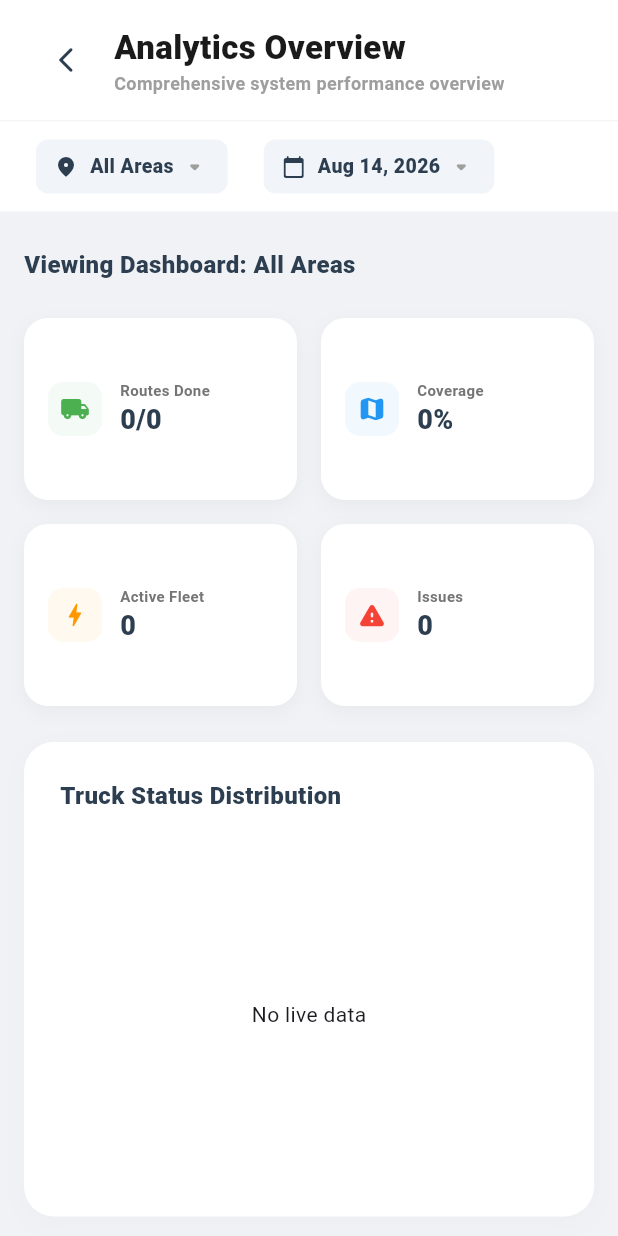
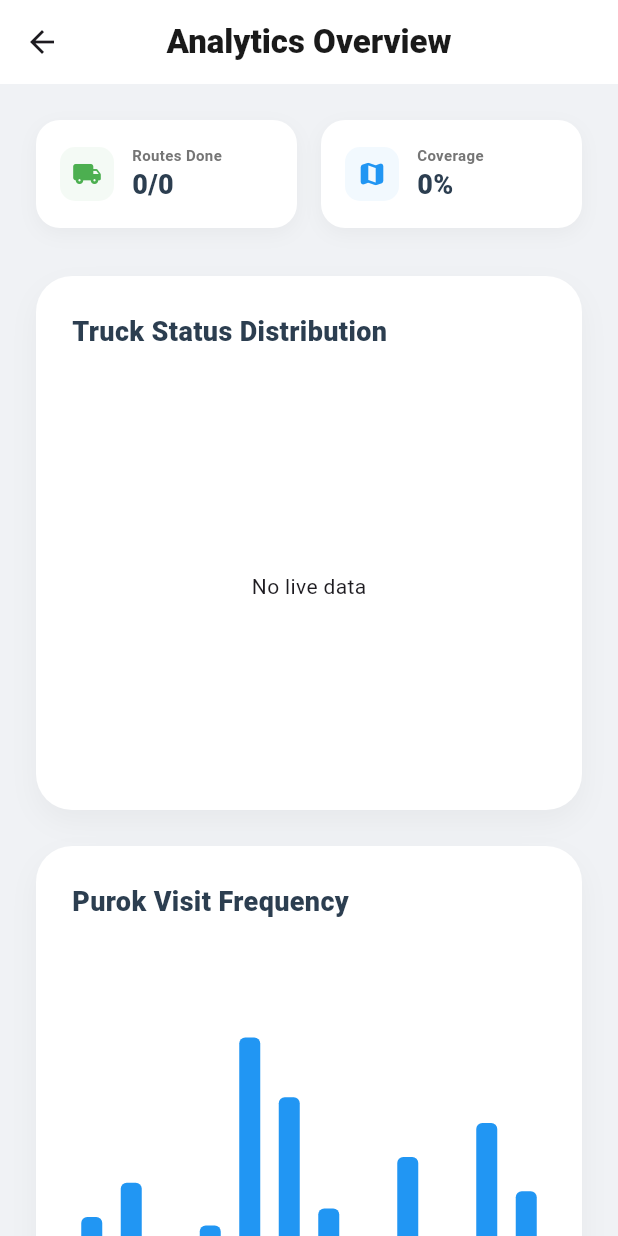
Before and after one commit to Stevenlenard/flutter-app, a Flutter app: the AnalyticsScreen screen opened by its route, on a phone screen of 412 x 824 dp. Run offline on Flutter 3.47's test engine with Material 3 defaults, Android fonts, the phone set to English and light mode, and no system bars; drawn by our look-alikes of fl_chart; our stand-ins replace dio, firebase_core, firebase_database, geolocator, permission_handler, shared_preferences; missing offline and left inert: mapbox_maps_flutter, pointer_interceptor; accounts and stored records are empty; network calls fail.

```diff
--- a/lib/screens/analytics_screen.dart
+++ b/lib/screens/analytics_screen.dart
@@ -86,83 +86,58 @@ class _AnalyticsScreenState extends State<AnalyticsScreen> {
 
   @override
   Widget build(BuildContext context) {
-    return LayoutBuilder(
-      builder: (context, constraints) {
-        bool isMobile = constraints.maxWidth < 900;
+    return LayoutBuilder(builder: (context, constraints) {
+      bool isDesktop = constraints.maxWidth >= 1024;
+      bool isMobile = constraints.maxWidth < 600;
 
       return Scaffold(
         backgroundColor: const Color(0xFFF0F2F5),
-          body: SafeArea(
-            child: Column(
-              children: [
-                _buildHeader(isMobile),
-                _buildFilterBar(),
-                Expanded(
-                  child: SingleChildScrollView(
+        appBar: widget.isEmbedded ? null : AppBar(
+          backgroundColor: Colors.white,
+          elevation: 0,
+          title: const Text("Analytics Overview", style: TextStyle(color: Color(0xFF1A1A1A), fontWeight: FontWeight.w900)),
+          leading: widget.onBack != null ? IconButton(icon: const Icon(Icons.arrow_back_ios_new_rounded, color: Colors.black, size: 20), onPressed: widget.onBack) : null,
+          centerTitle: true,
+        ),
+        body: SingleChildScrollView(
           physics: const BouncingScrollPhysics(),
-                    padding: EdgeInsets.symmetric(horizontal: isMobile ? 16 : 24, vertical: 24),
-                    child: Center(
-                      child: Container(
-                        constraints: const BoxConstraints(maxWidth: 1200),
+          padding: const EdgeInsets.all(24),
           child: Column(
             crossAxisAlignment: CrossAxisAlignment.start,
             children: [
-                            Text("Viewing Dashboard: $_selectedArea", style: const TextStyle(fontWeight: FontWeight.w800, fontSize: 16, color: Color(0xFF2C3E50))),
-                            const SizedBox(height: 24),
+              // Summary Metrics Row
+              Row(
+                children: [
+                  Expanded(child: _buildMetricCard("Routes Done", "$_completedRoutes/$_totalRoutes", Icons.local_shipping_rounded, const Color(0xFF4CAF50))),
+                  const SizedBox(width: 16),
+                  Expanded(child: _buildMetricCard("Coverage", "${_coveragePercent.toInt()}%", Icons.map_rounded, const Color(0xFF2196F3))),
+                ],
+              ),
+              const SizedBox(height: 32),
 
-                            // Summary Metric Cards
-                            _buildMetricGrid(isMobile),
-                            const SizedBox(height: 24),
-
-                            if (isMobile) ...[
-                              _buildChartSection("Truck Status Distribution", _buildTruckDonutChart()),
-                              const SizedBox(height: 24),
-                              _buildChartSection("Complaints Overview", _buildComplaintsDonutChart()),
-                              const SizedBox(height: 24),
-                              _buildPurokChartSection(),
-                              const SizedBox(height: 24),
-                              _buildInsightsSection(isMobile),
-                            ] else ...[
+              // Charts Layout
+              if (isDesktop)
                 Row(
                   crossAxisAlignment: CrossAxisAlignment.start,
                   children: [
-                                  Expanded(
-                                    flex: 3,
-                                    child: Column(
+                    Expanded(flex: 1, child: _buildChartSection("Truck Status Distribution", _buildTruckDonutChart())),
+                    const SizedBox(width: 24),
+                    Expanded(flex: 1, child: _buildChartSection("Purok Visit Frequency", _buildPurokBarChart())),
+                  ],
+                )
+              else
+                Column(
                   children: [
-                                        Row(
-                                          children: [
-                                            Expanded(child: _buildChartSection("Fleet Status", _buildTruckDonutChart())),
-                                            const SizedBox(width: 24),
-                                            Expanded(child: _buildChartSection("Complaints Ratio", _buildComplaintsDonutChart())),
+                    _buildChartSection("Truck Status Distribution", _buildTruckDonutChart()),
+                    _buildChartSection("Purok Visit Frequency", _buildPurokBarChart()),
                   ],
                 ),
-                                        const SizedBox(height: 24),
-                                        _buildPurokChartSection(),
-                                      ],
-                                    ),
-                                  ),
-                                  const SizedBox(width: 24),
-                                  Expanded(
-                                    flex: 2,
-                                    child: _buildInsightsSection(isMobile),
-                                  ),
-                                ],
-                              ),
-                            ],
               const SizedBox(height: 100),
             ],
           ),
         ),
-                    ),
-                  ),
-                ),
-              ],
-            ),
-          ),
       );
-      },
-    );
+    });
   }
 
   Widget _buildMetricGrid(bool isMobile) {
@@ -291,18 +266,23 @@ class _AnalyticsScreenState extends State<AnalyticsScreen> {
 
   Widget _buildChartSection(String title, Widget chart) {
     return Container(
+      width: double.infinity,
+      margin: const EdgeInsets.only(bottom: 24),
       padding: const EdgeInsets.all(24),
       decoration: BoxDecoration(
         color: Colors.white,
-        borderRadius: BorderRadius.circular(20),
-        boxShadow: [BoxShadow(color: Colors.black.withAlpha(5), blurRadius: 15, offset: const Offset(0, 5))],
+        borderRadius: BorderRadius.circular(24),
+        boxShadow: [BoxShadow(color: Colors.black.withOpacity(0.04), blurRadius: 15, offset: const Offset(0, 8))],
       ),
       child: Column(
         crossAxisAlignment: CrossAxisAlignment.start,
         children: [
-          Text(title, style: const TextStyle(fontWeight: FontWeight.w900, fontSize: 16, color: Color(0xFF2C3E50))),
-          const SizedBox(height: 24),
-          AspectRatio(aspectRatio: 1.5, child: chart),
+          Text(title, style: const TextStyle(fontWeight: FontWeight.w900, fontSize: 18, color: Color(0xFF2C3E50))),
+          const SizedBox(height: 32),
+          ConstrainedBox(
+            constraints: const BoxConstraints(maxHeight: 250),
+            child: chart,
+          ),
         ],
       ),
     );
```
Also changed, not shown: lib/screens/driver_dashboard.dart (+51 -15 lines), lib/screens/driver_track_truck_screen.dart (+74 -21 lines), lib/screens/resident_track_truck_screen.dart (+36 -46 lines), lib/screens/track_trucks_screen.dart (+75 -75 lines). Lines whose indentation alone changed are shown as unchanged.
